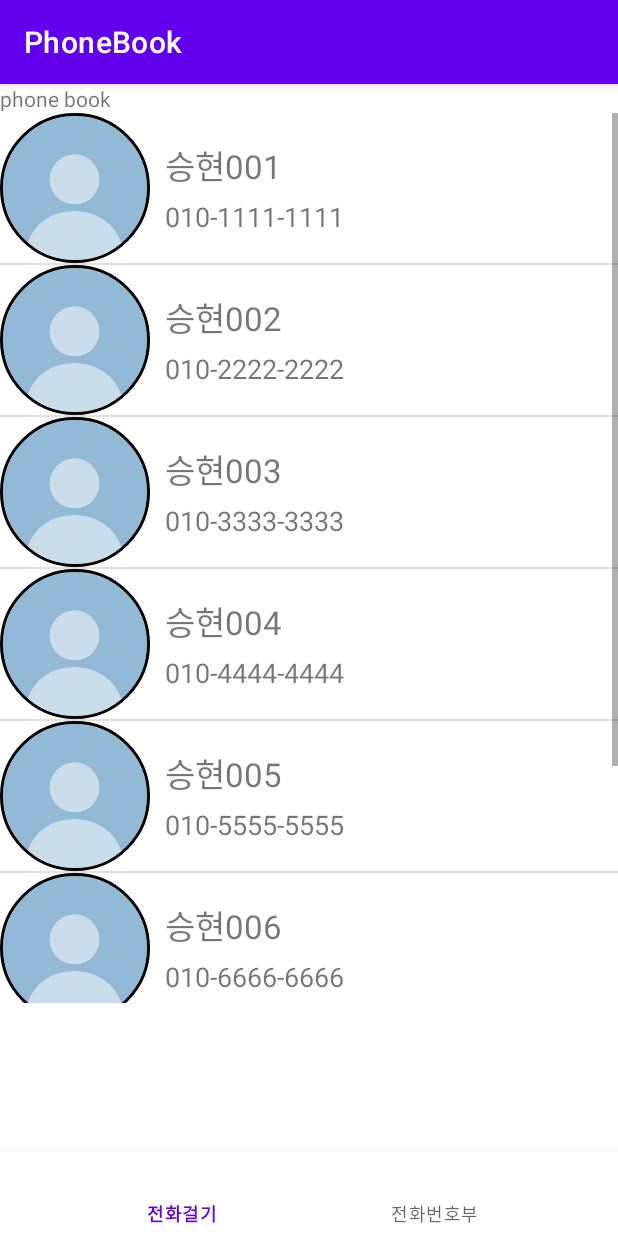
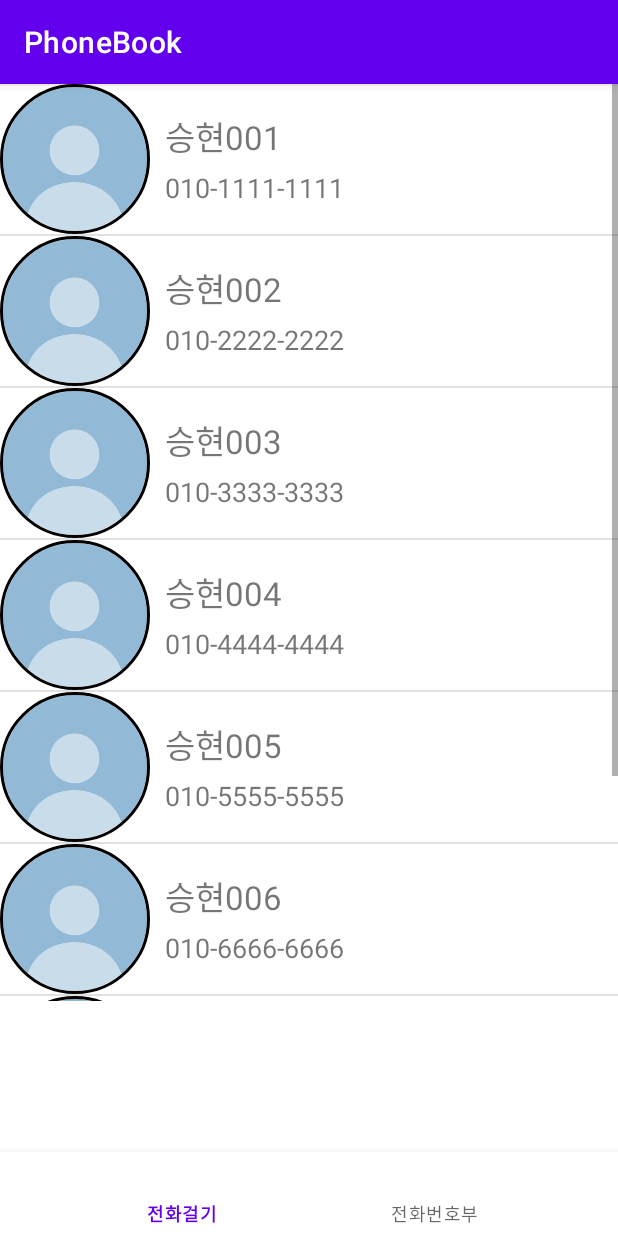
Before and after one commit to tmdgus2568/Phone-book, an Android app: the fragment PhonebookFragment placed in its activity, on a phone screen of 412 x 824 dp. Run offline under Robolectric (Android 15) with nearby library versions, the phone set to English and light mode, and no system bars; our stand-ins replace CircleImageView.

Commit message:
feat: Delete temporary Text View

```diff
--- a/app/src/main/res/layout/fragment_phonebook.xml
+++ b/app/src/main/res/layout/fragment_phonebook.xml
@@ -4,15 +4,9 @@
     android:layout_height="match_parent"
     android:orientation="vertical">
 
-    <TextView
-        android:id="@+id/textView"
-        android:layout_width="match_parent"
-        android:layout_height="wrap_content"
-        android:background="#FFFFFF"
-        android:text="phone book" />
-
     <ListView
         android:id="@+id/phone_list"
         android:layout_width="match_parent"
-        android:layout_height="593dp" />
+        android:layout_height="611dp"
+        android:choiceMode="multipleChoice" />
 </LinearLayout>
```
